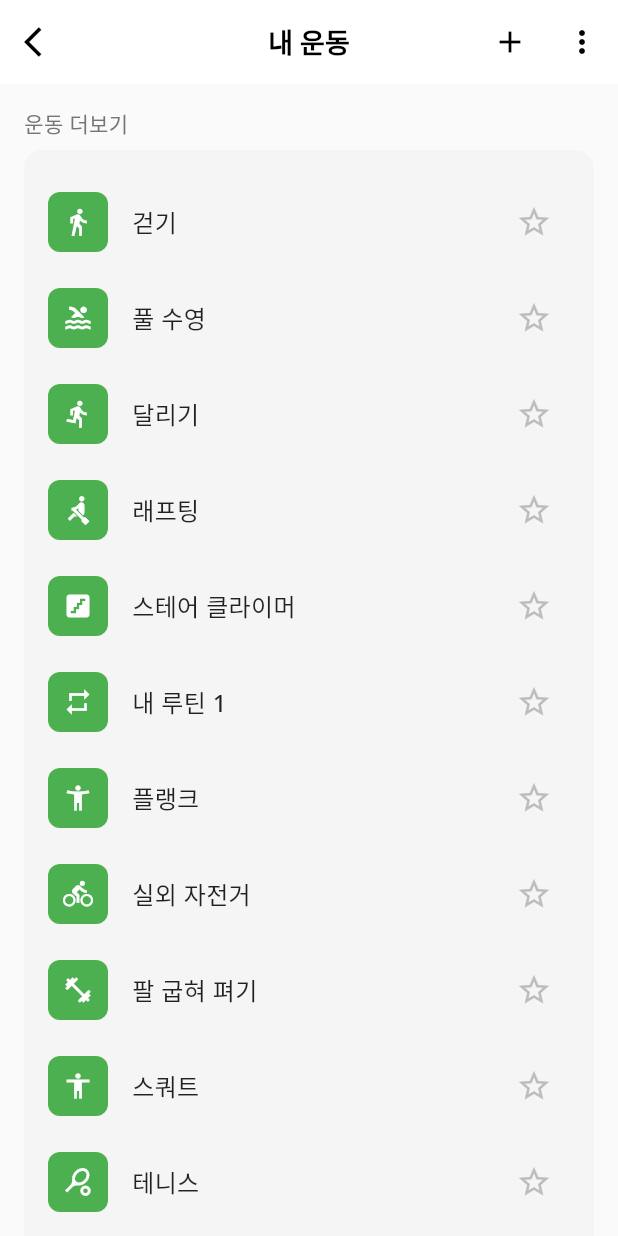
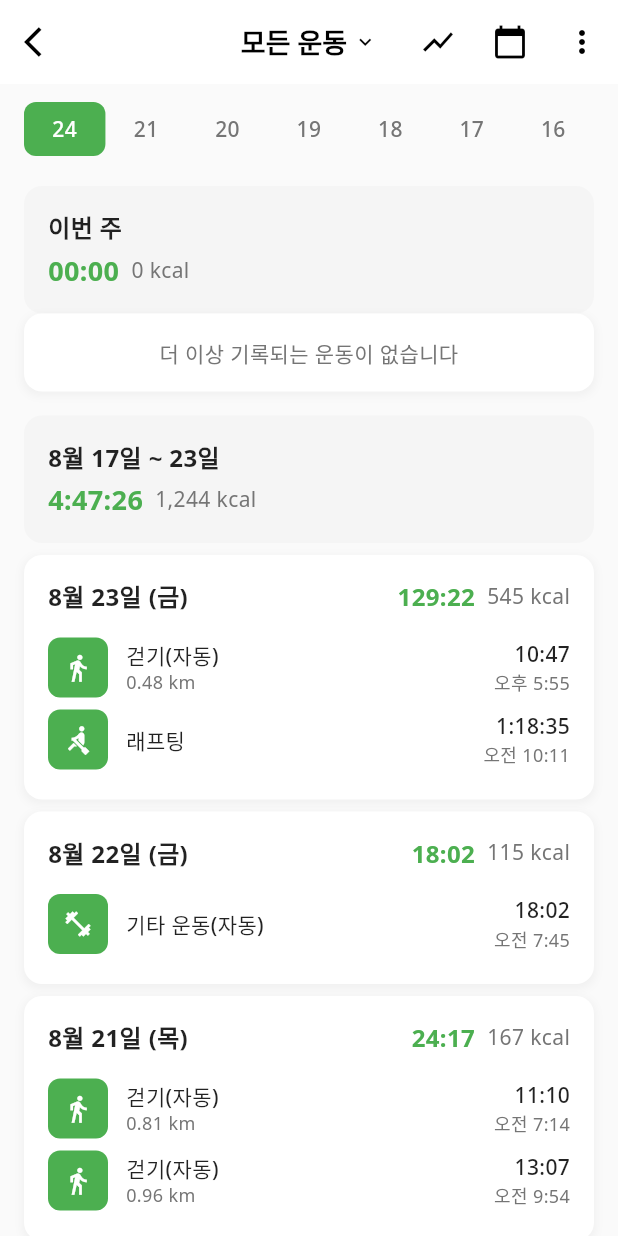
Before and after one commit to powertoy77/Samsung-Health-Test-2, a Flutter app: the screen it shows after launch, scrolled down 206 dp, after a tap on "00:00", on a phone screen of 412 x 824 dp. Run offline on Flutter 3.47's test engine with Material 3 defaults, Android fonts, the phone set to English and light mode, and no system bars; our stand-ins replace fl_chart, google_fonts, percent_indicator, shared_preferences.

Commit message:
feat: 운동 기록 상세 페이지 구현 및 연결 - 새로운 WorkoutHistoryPage 구현 - 주간별 운동 기록, 일별 상세 정보 표시 - 날짜 네비게이션 및 스크롤-to-top 기능 - 홈 화면 '6. 운동 기록' 메뉴 연결 - APK 빌드 완료

```diff
--- /dev/null
+++ b/lib/pages/detail_pages/workout_history_page.dart
@@ -0,0 +1,575 @@
+import 'package:flutter/material.dart';
+import 'package:google_fonts/google_fonts.dart';
+
+class WorkoutHistoryPage extends StatefulWidget {
+  const WorkoutHistoryPage({super.key});
+
+  @override
+  State<WorkoutHistoryPage> createState() => _WorkoutHistoryPageState();
+}
+
+class _WorkoutHistoryPageState extends State<WorkoutHistoryPage> {
+  final ScrollController _scrollController = ScrollController();
+  bool _showScrollToTop = false;
+  int selectedDateIndex = 0; // 8/24 선택
+
+  // 운동 기록 데이터
+  final List<Map<String, dynamic>> _workoutHistory = [
+    {
+      'week': '이번 주',
+      'period': '8월 24일 ~ 30일',
+      'totalDuration': '00:00',
+      'totalCalories': '0',
+      'hasTrend': false,
+      'activities': [],
+      'message': '더 이상 기록되는 운동이 없습니다',
+    },
+    {
+      'week': '8월 17일 ~ 23일',
+      'period': '8월 17일 ~ 23일',
+      'totalDuration': '4:47:26',
+      'totalCalories': '1,244',
+      'hasTrend': false,
+      'activities': [
+        {
+          'date': '8월 23일 (금)',
+          'dayTotal': '129:22',
+          'dayCalories': '545',
+          'workouts': [
+            {'name': '걷기(자동)', 'icon': Icons.directions_walk, 'duration': '10:47', 'distance': '0.48 km', 'time': '오후 5:55'},
+            {'name': '래프팅', 'icon': Icons.rowing, 'duration': '1:18:35', 'distance': '', 'time': '오전 10:11'},
+          ],
+        },
+        {
+          'date': '8월 22일 (금)',
+          'dayTotal': '18:02',
+          'dayCalories': '115',
+          'workouts': [
+            {'name': '기타 운동(자동)', 'icon': Icons.fitness_center, 'duration': '18:02', 'distance': '', 'time': '오전 7:45'},
+          ],
+        },
+        {
+          'date': '8월 21일 (목)',
+          'dayTotal': '24:17',
+          'dayCalories': '167',
+          'workouts': [
+            {'name': '걷기(자동)', 'icon': Icons.directions_walk, 'duration': '11:10', 'distance': '0.81 km', 'time': '오전 7:14'},
+            {'name': '걷기(자동)', 'icon': Icons.directions_walk, 'duration': '13:07', 'distance': '0.96 km', 'time': '오전 9:54'},
+          ],
+        },
+        {
+          'date': '8월 20일 (수)',
+          'dayTotal': '47:06',
+          'dayCalories': '285',
+          'workouts': [
+            {'name': '걷기(자동)', 'icon': Icons.directions_walk, 'duration': '12:14', 'distance': '0.71 km', 'time': '오후 10:21'},
+            {'name': '걷기(자동)', 'icon': Icons.directions_walk, 'duration': '10:49', 'distance': '0.73 km', 'time': '오후 8:19'},
+            {'name': '걷기(자동)', 'icon': Icons.directions_walk, 'duration': '11:59', 'distance': '0.70 km', 'time': '오후 1:02'},
+            {'name': '걷기(자동)', 'icon': Icons.directions_walk, 'duration': '11:36', 'distance': '0.70 km', 'time': '오전 11:46'},
+            {'name': '아라시 비치 필라테스 베이직', 'icon': Icons.accessibility_new, 'duration': '00:28', 'distance': '', 'time': '오전 11:31'},
+          ],
+        },
+        {
+          'date': '8월 19일 (월)',
+          'dayTotal': '49:03',
+          'dayCalories': '253',
+          'workouts': [
+            {'name': '풀 수영', 'icon': Icons.pool, 'duration': '37:43', 'distance': '425 m', 'time': '오전 11:01'},
+            {'name': '걷기(자동)', 'icon': Icons.directions_walk, 'duration': '11:40', 'distance': '0.60 km', 'time': '오전 11:58'},
+          ],
+        },
+        {
+          'date': '8월 18일 (일)',
+          'dayTotal': '27:39',
+          'dayCalories': '123',
+          'workouts': [
+            {'name': '걷기(자동)', 'icon': Icons.directions_walk, 'duration': '10:35', 'distance': '0.94 km', 'time': '오후 12:49'},
+            {'name': '걷기(자동)', 'icon': Icons.directions_walk, 'duration': '16:46', 'distance': '1.18 km', 'time': '오전 11:47'},
+          ],
+        },
+        {
+          'date': '8월 17일 (토)',
+          'dayTotal': '31:37',
+          'dayCalories': '205',
+          'workouts': [
+            {'name': '걷기(자동)', 'icon': Icons.directions_walk, 'duration': '12:35', 'distance': '0.69 km', 'time': '오후 9:35'},
+            {'name': '실외 자전거(자동)', 'icon': Icons.directions_bike, 'duration': '09:38', 'distance': '', 'time': '오후 8:17'},
+            {'name': '걷기(자동)', 'icon': Icons.directions_walk, 'duration': '10:26', 'distance': '0.58 km', 'time': '오전 8:01'},
+          ],
+        },
+      ],
+    },
+    {
+      'week': '8월 10일 ~ 16일',
+      'period': '8월 10일 ~ 16일',
+      'totalDuration': '1:35:21',
+      'totalCalories': '684',
+      'hasTrend': true,
+      'activities': [
+        {
+          'date': '8월 15일 (금)',
+          'dayTotal': '24:00',
+          'dayCalories': '263',
+          'workouts': [
+            {'name': '풀 수영(자동)', 'icon': Icons.pool, 'duration': '15:46', 'distance': '', 'time': '오후 5:26'},
+            {'name': '풀 수영(자동)', 'icon': Icons.pool, 'duration': '08:20', 'distance': '', 'time': '오전 11:59'},
+          ],
+        },
+        {
+          'date': '8월 12일 (화)',
+          'dayTotal': '22:06',
+          'dayCalories': '129',
+          'workouts': [
+            {'name': '걷기(자동)', 'icon': Icons.directions_walk, 'duration': '10:16', 'distance': '0.65 km', 'time': '오후 6:20'},
+            {'name': '걷기(자동)', 'icon': Icons.directions_walk, 'duration': '11:50', 'distance': '0.62 km', 'time': '오후 12:10'},
+          ],
+        },
+        {
+          'date': '8월 11일 (월)',
+          'dayTotal': '24:34',
+          'dayCalories': '143',
+          'workouts': [
+            {'name': '걷기(자동)', 'icon': Icons.directions_walk, 'duration': '20:30', 'distance': '1.65 km', 'time': '오후 12:10'},
+          ],
+        },
+        {
+          'date': '8월 10일 (일)',
+          'dayTotal': '24:35',
+          'dayCalories': '144',
+          'workouts': [
+            {'name': '걷기(자동)', 'icon': Icons.directions_walk, 'duration': '12:08', 'distance': '0.75 km', 'time': '오후 6:11'},
+            {'name': '걷기(자동)', 'icon': Icons.directions_walk, 'duration': '12:27', 'distance': '0.74 km', 'time': '오후 3:35'},
+          ],
+        },
+      ],
+    },
+    {
+      'week': '8월 3일 ~ 9일',
+      'period': '8월 3일 ~ 9일',
+      'totalDuration': '1:42:37',
+      'totalCalories': '599',
+      'hasTrend': true,
+      'activities': [
+        {
+          'date': '8월 9일 (토)',
+          'dayTotal': '24:25',
+          'dayCalories': '273',
+          'workouts': [
+            {'name': '걷기(자동)', 'icon': Icons.directions_walk, 'duration': '11:28', 'distance': '0.67 km', 'time': '오후 5:16'},
+            {'name': '걷기(자동)', 'icon': Icons.directions_walk, 'duration': '15:51', 'distance': '0.77 km', 'time': '오후 1:48'},
+            {'name': '걷기(자동)', 'icon': Icons.directions_walk, 'duration': '21:26', 'distance': '1.29 km', 'time': '오전 11:49'},
+          ],
+        },
+        {
+          'date': '8월 8일 (금)',
+          'dayTotal': '13:32',
+          'dayCalories': '74',
+          'workouts': [
+            {'name': '걷기(자동)', 'icon': Icons.directions_walk, 'duration': '13:32', 'distance': '0.78 km', 'time': '오후 12:37'},
+          ],
+        },
+        {
+          'date': '8월 6일 (수)',
+          'dayTotal': '31:49',
+          'dayCalories': '150',
+          'workouts': [
+            {'name': '걷기(자동)', 'icon': Icons.directions_walk, 'duration': '10:40', 'distance': '0.59 km', 'time': '오후 7:38'},
+            {'name': '걷기(자동)', 'icon': Icons.directions_walk, 'duration': '21:09', 'distance': '1.37 km', 'time': '오후 12:16'},
+          ],
+        },
+        {
+          'date': '8월 4일 (월)',
+          'dayTotal': '10:31',
+          'dayCalories': '72',
+          'workouts': [
+            {'name': '걷기(자동)', 'icon': Icons.directions_walk, 'duration': '10:31', 'distance': '0.70 km', 'time': '오후 6:57'},
+          ],
+        },
+      ],
+    },
+  ];
+
+  @override
+  void initState() {
+    super.initState();
+    _scrollController.addListener(_onScroll);
+  }
+
+  @override
+  void dispose() {
+    _scrollController.dispose();
+    super.dispose();
+  }
+
+  void _onScroll() {
+    if (_scrollController.offset > 200 && !_showScrollToTop) {
+      setState(() {
+        _showScrollToTop = true;
+      });
+    } else if (_scrollController.offset <= 200 && _showScrollToTop) {
+      setState(() {
+        _showScrollToTop = false;
+      });
+    }
+  }
+
+  @override
+  Widget build(BuildContext context) {
+    return Scaffold(
+      backgroundColor: Colors.grey[50],
+      appBar: AppBar(
+        backgroundColor: Colors.white,
+        elevation: 0,
+        leading: IconButton(
+          icon: const Icon(Icons.arrow_back_ios, color: Colors.black),
+          onPressed: () => Navigator.of(context).pop(),
+        ),
+        title: Row(
+          mainAxisSize: MainAxisSize.min,
+          children: [
+            Text(
+              '모든 운동',
+              style: GoogleFonts.notoSans(
+                fontSize: 18,
+                fontWeight: FontWeight.bold,
+                color: Colors.black,
+              ),
+            ),
+            const SizedBox(width: 4),
+            const Icon(Icons.keyboard_arrow_down, color: Colors.black, size: 16),
+          ],
+        ),
+        centerTitle: true,
+        actions: [
+          IconButton(
+            icon: const Icon(Icons.show_chart, color: Colors.black),
+            onPressed: () {
+              ScaffoldMessenger.of(context).showSnackBar(
+                const SnackBar(content: Text('운동 통계 차트')),
+              );
+            },
+          ),
+          IconButton(
+            icon: const Icon(Icons.calendar_today, color: Colors.black),
+            onPressed: () {
+              ScaffoldMessenger.of(context).showSnackBar(
+                const SnackBar(content: Text('캘린더 보기')),
+              );
+            },
+          ),
+          IconButton(
+            icon: const Icon(Icons.more_vert, color: Colors.black),
+            onPressed: () {
+              ScaffoldMessenger.of(context).showSnackBar(
+                const SnackBar(content: Text('메뉴 옵션')),
+              );
+            },
+          ),
+        ],
+      ),
+      body: Stack(
+        children: [
+          SingleChildScrollView(
+            controller: _scrollController,
+            child: Column(
+              children: [
+                // 날짜 네비게이션
+                _buildDateNavigation(),
+
+                // 운동 기록 목록
+                ..._workoutHistory.map((weekData) => _buildWeekSection(weekData)).toList(),
+
+                const SizedBox(height: 80), // 스크롤 버튼을 위한 여백
+              ],
+            ),
+          ),
+
+          // 스크롤 to top 버튼
+          if (_showScrollToTop)
+            Positioned(
+              bottom: 20,
+              left: 0,
+              right: 0,
+              child: Center(
+                child: FloatingActionButton(
+                  mini: true,
+                  backgroundColor: Colors.green,
+                  onPressed: () {
+                    _scrollController.animateTo(
+                      0,
+                      duration: const Duration(milliseconds: 500),
+                      curve: Curves.easeInOut,
+                    );
+                  },
+                  child: const Icon(
+                    Icons.keyboard_arrow_up,
+                    color: Colors.white,
+                  ),
+                ),
+              ),
+            ),
+        ],
+      ),
+    );
+  }
+
+  Widget _buildDateNavigation() {
+    const dates = ['24', '21', '20', '19', '18', '17', '16'];
+
+    return Container(
+      padding: const EdgeInsets.symmetric(horizontal: 16, vertical: 12),
+      child: Row(
+        children: dates.asMap().entries.map((entry) {
+          final index = entry.key;
+          final date = entry.value;
+          final isSelected = index == selectedDateIndex;
+
+          return Expanded(
+            child: GestureDetector(
+              onTap: () {
+                setState(() {
+                  selectedDateIndex = index;
+                });
+              },
+              child: Container(
+                padding: const EdgeInsets.symmetric(vertical: 8),
+                decoration: BoxDecoration(
+                  color: isSelected ? Colors.green : Colors.transparent,
+                  borderRadius: BorderRadius.circular(8),
+                ),
+                child: Text(
+                  date,
+                  style: GoogleFonts.notoSans(
+                    fontSize: 14,
+                    fontWeight: FontWeight.w500,
+                    color: isSelected ? Colors.white : Colors.grey[600],
+                  ),
+                  textAlign: TextAlign.center,
+                ),
+              ),
+            ),
+          );
+        }).toList(),
+      ),
+    );
+  }
+
+  Widget _buildWeekSection(Map<String, dynamic> weekData) {
+    return Container(
+      margin: const EdgeInsets.symmetric(horizontal: 16, vertical: 8),
+      child: Column(
+        children: [
+          // 주간 요약 카드
+          Container(
+            width: double.infinity,
+            padding: const EdgeInsets.all(16),
+            decoration: BoxDecoration(
+              color: Colors.grey[100],
+              borderRadius: BorderRadius.circular(12),
+            ),
+            child: Row(
+              children: [
+                Expanded(
+                  child: Column(
+                    crossAxisAlignment: CrossAxisAlignment.start,
+                    children: [
+                      Text(
+                        weekData['week'],
+                        style: GoogleFonts.notoSans(
+                          fontSize: 16,
+                          fontWeight: FontWeight.bold,
+                          color: Colors.black87,
+                        ),
+                      ),
+                      const SizedBox(height: 4),
+                      Row(
+                        children: [
+                          Text(
+                            weekData['totalDuration'],
+                            style: GoogleFonts.notoSans(
+                              fontSize: 18,
+                              fontWeight: FontWeight.bold,
+                              color: Colors.green,
+                            ),
+                          ),
+                          const SizedBox(width: 8),
+                          Text(
+                            '${weekData['totalCalories']} kcal',
+                            style: GoogleFonts.notoSans(
+                              fontSize: 14,
+                              color: Colors.grey[600],
+                            ),
+                          ),
+                          if (weekData['hasTrend']) ...[
+                            const SizedBox(width: 4),
+                            const Icon(Icons.trending_up, color: Colors.green, size: 16),
+                          ],
+                        ],
+                      ),
+                    ],
+                  ),
+                ),
+              ],
+            ),
+          ),
+
+          // 일별 운동 기록
+          if (weekData['message'] != null)
+            Container(
+              width: double.infinity,
+              padding: const EdgeInsets.all(16),
+              decoration: BoxDecoration(
+                color: Colors.white,
+                borderRadius: BorderRadius.circular(12),
+                boxShadow: [
+                  BoxShadow(
+                    color: Colors.grey.withOpacity(0.1),
+                    spreadRadius: 1,
+                    blurRadius: 4,
+                    offset: const Offset(0, 2),
+                  ),
+                ],
+              ),
+              child: Text(
+                weekData['message'],
+                style: GoogleFonts.notoSans(
+                  fontSize: 14,
+                  color: Colors.grey[600],
+                ),
+                textAlign: TextAlign.center,
+              ),
+            )
+          else
+            ...weekData['activities'].map<Widget>((dayData) => _buildDaySection(dayData)).toList(),
+        ],
+      ),
+    );
+  }
+
+  Widget _buildDaySection(Map<String, dynamic> dayData) {
+    return Container(
+      width: double.infinity,
+      margin: const EdgeInsets.only(top: 8),
+      padding: const EdgeInsets.all(16),
+      decoration: BoxDecoration(
+        color: Colors.white,
+        borderRadius: BorderRadius.circular(12),
+        boxShadow: [
+          BoxShadow(
+            color: Colors.grey.withOpacity(0.1),
+            spreadRadius: 1,
+            blurRadius: 4,
+            offset: const Offset(0, 2),
+          ),
+        ],
+      ),
+      child: Column(
+        crossAxisAlignment: CrossAxisAlignment.start,
+        children: [
+          // 일별 요약
+          Row(
+            children: [
+              Text(
+                dayData['date'],
+                style: GoogleFonts.notoSans(
+                  fontSize: 16,
+                  fontWeight: FontWeight.bold,
+                  color: Colors.black87,
+                ),
+              ),
+              const Spacer(),
+              Text(
+                dayData['dayTotal'],
+                style: GoogleFonts.notoSans(
+                  fontSize: 16,
+                  fontWeight: FontWeight.bold,
+                  color: Colors.green,
+                ),
+              ),
+              const SizedBox(width: 8),
+              Text(
+                '${dayData['dayCalories']} kcal',
+                style: GoogleFonts.notoSans(
+                  fontSize: 14,
+                  color: Colors.grey[600],
+                ),
+              ),
+            ],
+          ),
+
+          const SizedBox(height: 12),
+
+          // 운동 목록
+          ...dayData['workouts'].map<Widget>((workout) => _buildWorkoutItem(workout)).toList(),
+        ],
+      ),
+    );
+  }
+
+  Widget _buildWorkoutItem(Map<String, dynamic> workout) {
+    return Padding(
+      padding: const EdgeInsets.symmetric(vertical: 4),
+      child: Row(
+        children: [
+          Container(
+            width: 40,
+            height: 40,
+            decoration: BoxDecoration(
+              color: Colors.green,
+              borderRadius: BorderRadius.circular(8),
+            ),
+            child: Icon(
+              workout['icon'],
+              color: Colors.white,
+              size: 20,
+            ),
+          ),
+          const SizedBox(width: 12),
+          Expanded(
+            child: Column(
+              crossAxisAlignment: CrossAxisAlignment.start,
+              children: [
+                Text(
+                  workout['name'],
+                  style: GoogleFonts.notoSans(
+                    fontSize: 14,
+                    fontWeight: FontWeight.w500,
+                    color: Colors.black87,
+                  ),
+                ),
+                if (workout['distance'].isNotEmpty)
+                  Text(
+                    workout['distance'],
+                    style: GoogleFonts.notoSans(
+                      fontSize: 12,
+                      color: Colors.grey[600],
+                    ),
+                  ),
+              ],
+            ),
+          ),
+          Column(
+            crossAxisAlignment: CrossAxisAlignment.end,
+            children: [
+              Text(
+                workout['duration'],
+                style: GoogleFonts.notoSans(
+                  fontSize: 14,
+                  fontWeight: FontWeight.w500,
+                  color: Colors.black87,
+                ),
+              ),
+              Text(
+                workout['time'],
+                style: GoogleFonts.notoSans(
+                  fontSize: 12,
+                  color: Colors.grey[600],
+                ),
+              ),
+            ],
+          ),
+        ],
+      ),
+    );
+  }
+}
--- a/lib/pages/home_page.dart
+++ b/lib/pages/home_page.dart
@@ -10,6 +10,7 @@ import 'detail_pages/workout_start_page.dart';
 import 'detail_pages/energy_score_detail_page.dart';
 import 'detail_pages/sleep_coaching_start_page.dart';
 import 'detail_pages/all_workouts_page.dart';
+import 'detail_pages/workout_history_page.dart';
 import 'detail_pages/steps_detail_page.dart';
 import 'tab_pages/together_page.dart';
 import 'tab_pages/discover_page.dart';
@@ -696,7 +697,7 @@ class _SamsungHealthHomePageState extends State<SamsungHealthHomePage> {
         Navigator.push(
           context,
           MaterialPageRoute(
-            builder: (context) => const AllWorkoutsPage(),
+            builder: (context) => const WorkoutHistoryPage(),
           ),
         );
       },
```
